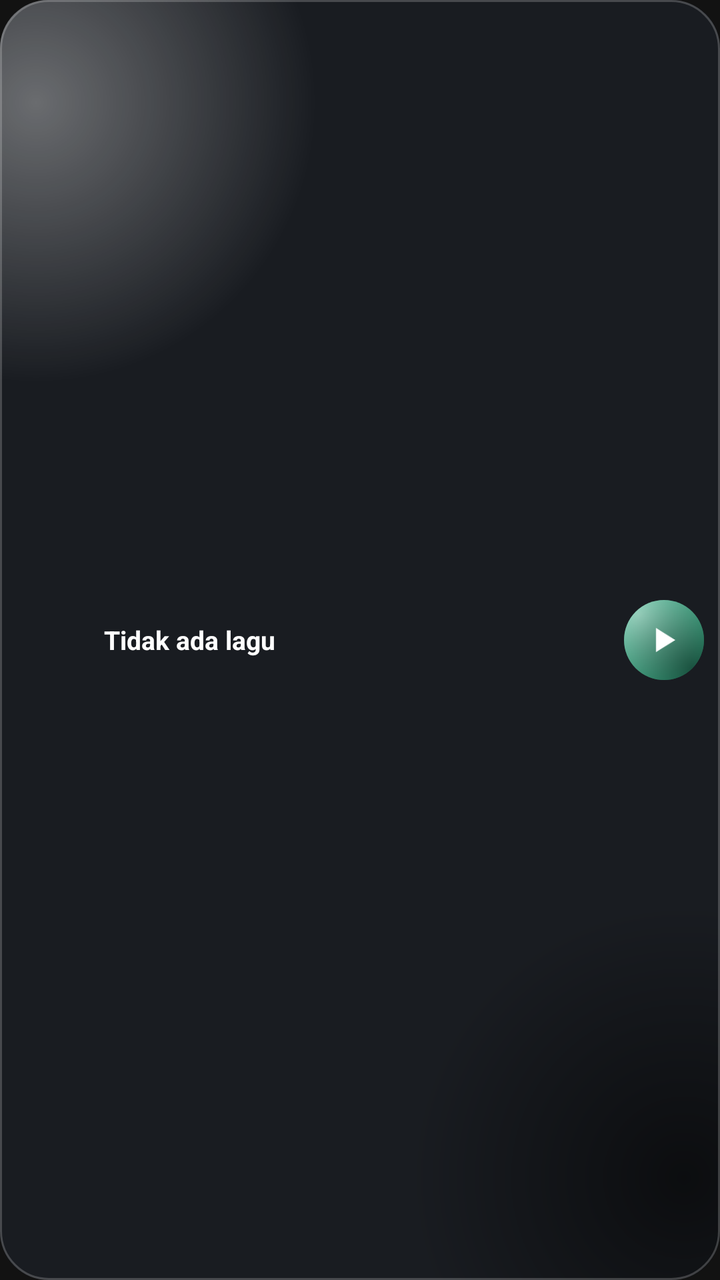
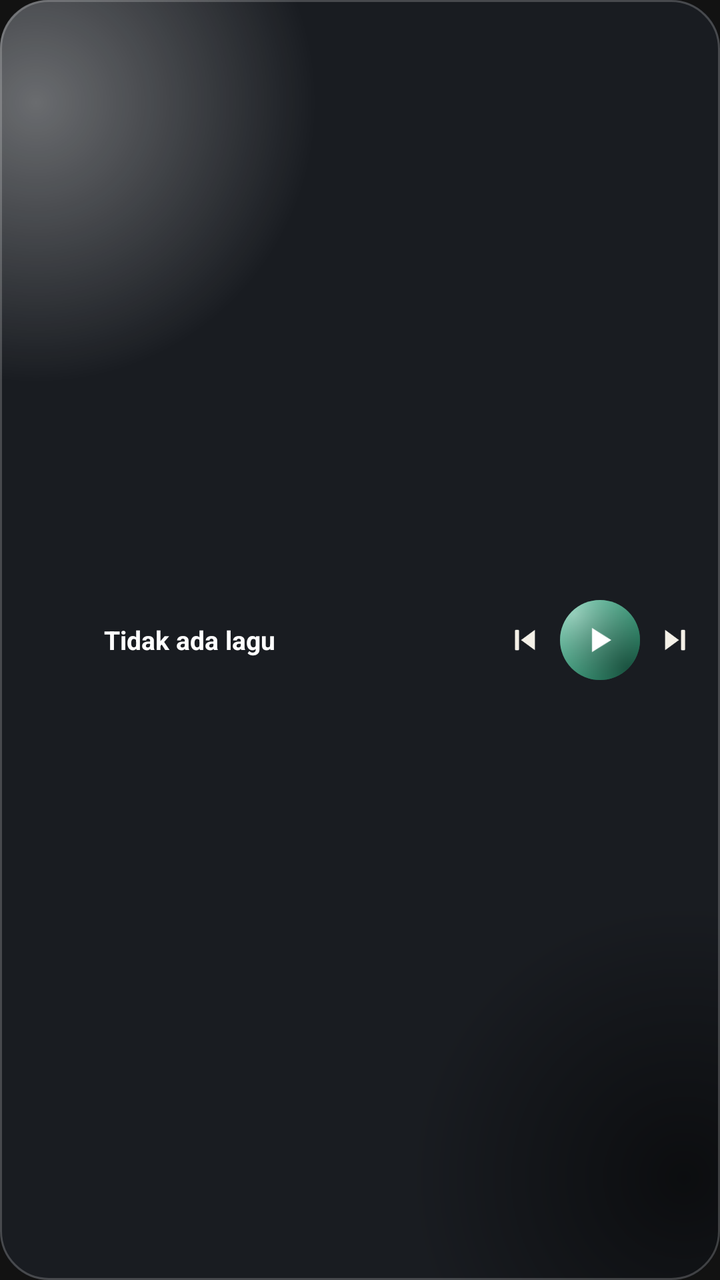

An Android layout rendered at two revisions. The XML below is the earlier revision; the diff shows what the commit changed to produce the second picture.
<!-- AndroidManifest.xml: application theme Theme.AudioPlayer -->
<!-- res/layout/widget_player_compact.xml -->
<?xml version="1.0" encoding="utf-8"?>
<LinearLayout xmlns:android="http://schemas.android.com/apk/res/android"
    android:id="@+id/widget_root"
    android:layout_width="match_parent"
    android:layout_height="match_parent"
    android:background="@drawable/widget_background"
    android:orientation="horizontal"
    android:gravity="center_vertical"
    android:padding="8dp">

    <ImageView
        android:id="@+id/widget_album_art"
        android:layout_width="36dp"
        android:layout_height="36dp"
        android:scaleType="centerCrop" />

    <TextView
        android:id="@+id/widget_title"
        android:layout_width="0dp"
        android:layout_height="wrap_content"
        android:layout_weight="1"
        android:layout_marginStart="8dp"
        android:textColor="#FFFFFF"
        android:textSize="13sp"
        android:textStyle="bold"
        android:maxLines="1"
        android:ellipsize="end"
        android:text="Tidak ada lagu" />

    <ImageButton
        android:id="@+id/widget_play_pause"
        android:layout_width="40dp"
        android:layout_height="40dp"
        android:layout_marginStart="8dp"
        android:padding="10dp"
        android:background="@drawable/widget_play_button_bg"
        android:scaleType="fitCenter"
        android:src="@drawable/ic_widget_play"
        android:contentDescription="Putar" />

</LinearLayout>
<!-- resources referenced by this layout -->
<resources>
  <!-- drawable ic_widget_play: png bitmap (drawable, 776 bytes) -->
  <!-- drawable widget_background (drawable) -->
  <?xml version="1.0" encoding="utf-8"?>
  <layer-list xmlns:android="http://schemas.android.com/apk/res/android">
      <item>
          <shape android:shape="rectangle">
              <solid android:color="#191C21" />
              <corners android:radius="24dp" />
          </shape>
      </item>
      <item>
          <shape android:shape="rectangle">
              <gradient
                  android:type="radial"
                  android:centerX="0.05"
                  android:centerY="0.08"
                  android:gradientRadius="140dp"
                  android:startColor="#59FFFFFF"
                  android:endColor="#00FFFFFF" />
              <corners android:radius="24dp" />
          </shape>
      </item>
      <item>
          <shape android:shape="rectangle">
              <gradient
                  android:type="radial"
                  android:centerX="0.95"
                  android:centerY="0.92"
                  android:gradientRadius="140dp"
                  android:startColor="#8C000000"
                  android:endColor="#00000000" />
              <corners android:radius="24dp" />
          </shape>
      </item>
      
      <item>
          <shape android:shape="rectangle">
              <stroke android:width="1dp" android:color="#33FFFFFF" />
              <corners android:radius="24dp" />
          </shape>
      </item>
  </layer-list>
  <!-- drawable widget_play_button_bg (drawable) -->
  <?xml version="1.0" encoding="utf-8"?>
  <layer-list xmlns:android="http://schemas.android.com/apk/res/android">
      <item>
          <shape android:shape="oval">
              <solid android:color="#2FA37C" />
          </shape>
      </item>
      <item>
          <shape android:shape="oval">
              <gradient
                  android:type="radial"
                  android:centerX="0.18"
                  android:centerY="0.18"
                  android:gradientRadius="40dp"
                  android:startColor="#80FFFFFF"
                  android:endColor="#00FFFFFF" />
          </shape>
      </item>
      <item>
          <shape android:shape="oval">
              <gradient
                  android:type="radial"
                  android:centerX="0.85"
                  android:centerY="0.85"
                  android:gradientRadius="40dp"
                  android:startColor="#80000000"
                  android:endColor="#00000000" />
          </shape>
      </item>
  </layer-list>
  <style name="Theme.AudioPlayer" parent="android:Theme.Material.NoActionBar">
          <item name="android:windowBackground">@color/black</item>
      </style>
  <color name="black">#FF121212</color>
</resources>

<!-- the commit's change to res/layout/widget_player_compact.xml (unified diff, before → after) -->
@@ -28,14 +28,36 @@
         android:text="Tidak ada lagu" />
 
     <ImageButton
+        android:id="@+id/widget_prev"
+        android:layout_width="28dp"
+        android:layout_height="28dp"
+        android:layout_marginStart="4dp"
+        android:padding="5dp"
+        android:background="@android:color/transparent"
+        android:scaleType="fitCenter"
+        android:src="@drawable/ic_widget_previous"
+        android:contentDescription="Sebelumnya" />
+
+    <ImageButton
         android:id="@+id/widget_play_pause"
         android:layout_width="40dp"
         android:layout_height="40dp"
-        android:layout_marginStart="8dp"
+        android:layout_marginStart="4dp"
         android:padding="10dp"
         android:background="@drawable/widget_play_button_bg"
         android:scaleType="fitCenter"
         android:src="@drawable/ic_widget_play"
         android:contentDescription="Putar" />
 
+    <ImageButton
+        android:id="@+id/widget_next"
+        android:layout_width="28dp"
+        android:layout_height="28dp"
+        android:layout_marginStart="4dp"
+        android:padding="5dp"
+        android:background="@android:color/transparent"
+        android:scaleType="fitCenter"
+        android:src="@drawable/ic_widget_next"
+        android:contentDescription="Berikutnya" />
+
 </LinearLayout>
<!-- resource entries referenced after the edit -->
@@ -1,6 +1,8 @@
 <!-- resources referenced by this layout -->
 <resources>
+  <!-- drawable ic_widget_next: png bitmap (drawable, 1562 bytes) -->
   <!-- drawable ic_widget_play: png bitmap (drawable, 776 bytes) -->
+  <!-- drawable ic_widget_previous: png bitmap (drawable, 1621 bytes) -->
   <!-- drawable widget_background (drawable) -->
   <?xml version="1.0" encoding="utf-8"?>
   <layer-list xmlns:android="http://schemas.android.com/apk/res/android">
